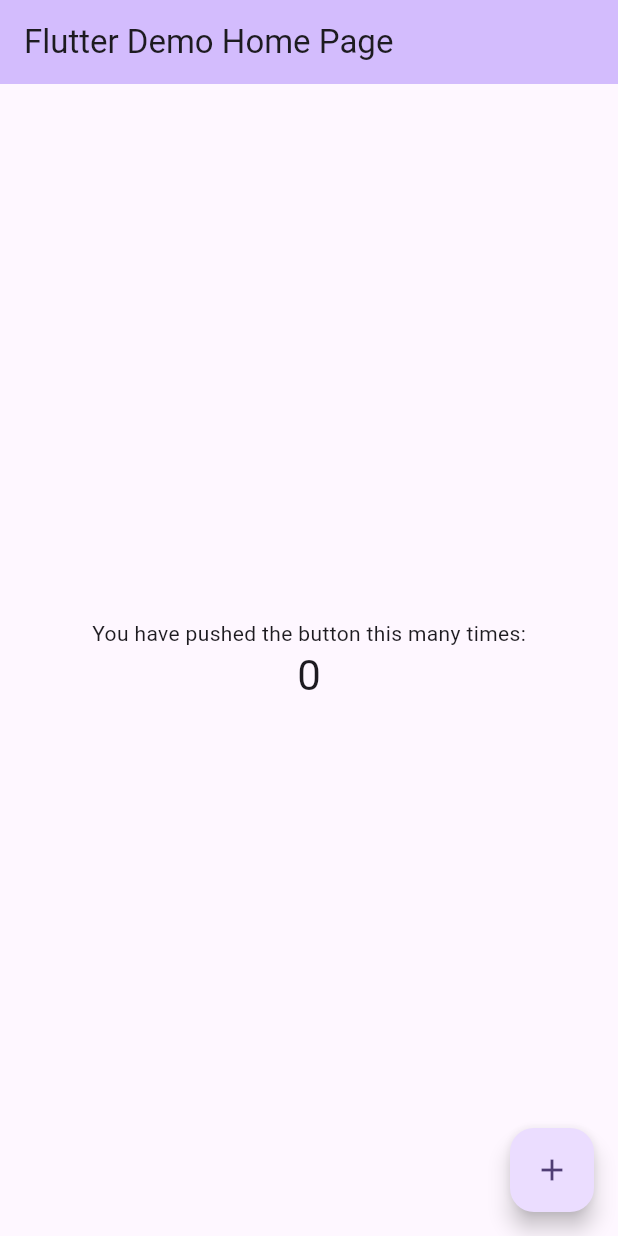
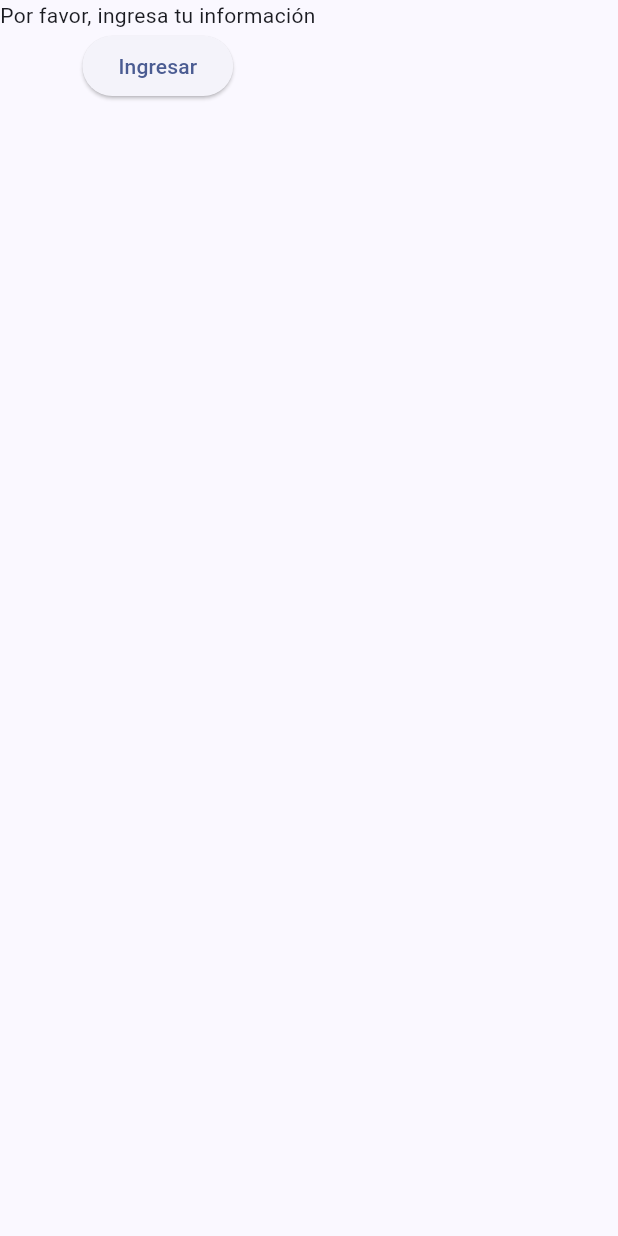
Before and after one commit to skaad1004/fvi, a Flutter app: the screen it shows after launch, on a phone screen of 412 x 824 dp. Run offline on Flutter 3.47's test engine with Material 3 defaults, Android fonts, the phone set to English and light mode, and no system bars; our stand-ins replace flutter_riverpod, go_router, logger.

Commit message:
feat: implementar flujo de autenticación con login y logout, y configurar enrutamiento

```diff
--- a/lib/main.dart
+++ b/lib/main.dart
@@ -1,7 +1,10 @@
 import 'dart:async';
 
 import 'package:flutter/material.dart';
+import 'package:flutter_riverpod/flutter_riverpod.dart';
 import 'package:fpv_fic/data/logger_interface.dart';
+import 'package:fpv_fic/ui/pages/login.dart';
+import 'package:fpv_fic/ui/router/app_router.dart';
 
 void main() {
   runZonedGuarded<Future<void>>(
@@ -10,7 +13,7 @@ void main() {
       final host = Uri.base.host;
       final port = Uri.base.port;
       logger.log('App corriendo en: http://$host:$port');
-      runApp(const MyApp());
+      runApp(ProviderScope(child: const AppFPV()));
     },
     (error, stackTrace) {
       logger.logError('Uncaught error: $error', error, stackTrace);
@@ -18,63 +21,20 @@ void main() {
   );
 }
 
-class MyApp extends StatelessWidget {
-  const MyApp({super.key});
+class AppFPV extends ConsumerWidget {
+  const AppFPV({super.key});
 
-  // This widget is the root of your application.
   @override
-  Widget build(BuildContext context) {
-    return MaterialApp(
-      title: 'Flutter Demo',
-      theme: ThemeData(colorScheme: .fromSeed(seedColor: Colors.deepPurple)),
-      home: const MyHomePage(title: 'Flutter Demo Home Page'),
+  Widget build(BuildContext context, WidgetRef ref) {
+    final router = ref.watch(appRouterProvider);
+    return MaterialApp.router(
+      title: 'FPV FIC - BTG',
+      debugShowCheckedModeBanner: false,
+      theme: ThemeData(
+        colorScheme: ColorScheme.fromSeed(seedColor: const Color(0xFF003087)),
+        useMaterial3: true,
+      ),
+      routerConfig: router,
     );
   }
 }
-
-class MyHomePage extends StatefulWidget {
-  const MyHomePage({super.key, required this.title});
-
-  final String title;
-
-  @override
-  State<MyHomePage> createState() => _MyHomePageState();
-}
-
-class _MyHomePageState extends State<MyHomePage> {
-  int _counter = 0;
-
-  void _incrementCounter() {
-    setState(() {
-      _counter++;
-    });
-  }
-
-  @override
-  Widget build(BuildContext context) {
-    return Scaffold(
-      appBar: AppBar(
-        backgroundColor: Theme.of(context).colorScheme.inversePrimary,
-
-        title: Text(widget.title),
-      ),
-      body: Center(
-        child: Column(
-          mainAxisAlignment: .center,
-          children: [
-            const Text('You have pushed the button this many times:'),
-            Text(
-              '$_counter',
-              style: Theme.of(context).textTheme.headlineMedium,
-            ),
-          ],
-        ),
-      ),
-      floatingActionButton: FloatingActionButton(
-        onPressed: _incrementCounter,
-        tooltip: 'Increment',
-        child: const Icon(Icons.add),
-      ),
-    );
-  }
-}
--- /dev/null
+++ b/lib/ui/pages/login.dart
@@ -0,0 +1,30 @@
+import 'package:flutter/material.dart';
+import 'package:flutter_riverpod/flutter_riverpod.dart';
+import 'package:fpv_fic/ui/providers/auth_providers.dart';
+
+class LoginPage extends ConsumerWidget {
+  const LoginPage({super.key});
+
+  @override
+  Widget build(BuildContext context, WidgetRef ref) {
+    final state = ref.watch(authControllerProvider);
+    final controller = ref.read(authControllerProvider.notifier);
+
+    return Scaffold(
+      body: Column(
+        children: [
+          if (state.isLoading) CircularProgressIndicator(),
+          if (state.error.isNotEmpty)
+            Text(state.error, style: TextStyle(color: Colors.red)),
+          if (state.isAuthenticated)
+            Text('Bienvenido, ${state.usuario.nombre}'),
+          if (!state.isAuthenticated) Text('Por favor, ingresa tu información'),
+          ElevatedButton(
+            onPressed: () => controller.login("user@example.com", "password"),
+            child: Text('Ingresar'),
+          ),
+        ],
+      ),
+    );
+  }
+}
--- /dev/null
+++ b/lib/ui/providers/auth_providers.dart
@@ -0,0 +1,26 @@
+import 'package:flutter_riverpod/flutter_riverpod.dart';
+import 'package:flutter_riverpod/legacy.dart';
+import 'package:fpv_fic/data/repository/auth_repository_imp.dart';
+import 'package:fpv_fic/domain/repository/auth_repository.dart';
+import 'package:fpv_fic/domain/use_case/auth/login_user_use_case.dart';
+import 'package:fpv_fic/domain/use_case/auth/logout_use_case.dart';
+import 'package:fpv_fic/ui/controllers/auth_controller.dart';
+
+final authRepositoryProvider = Provider<AuthRepository>(
+  (ref) => AuthRepositoryImp(),
+);
+
+final loginUseCaseProvider = Provider<LoginUserUseCase>(
+  (ref) => LoginUserUseCase(ref.read(authRepositoryProvider)),
+);
+
+final logoutUseCaseProvider = Provider<LogoutUserUseCase>(
+  (ref) => LogoutUserUseCase(ref.read(authRepositoryProvider)),
+);
+
+final authControllerProvider = StateNotifierProvider<AuthController, AuthState>(
+  (ref) => AuthController(
+    loginUseCase: ref.read(loginUseCaseProvider),
+    logoutUseCase: ref.read(logoutUseCaseProvider),
+  ),
+);
--- /dev/null
+++ b/lib/ui/router/app_router.dart
@@ -0,0 +1,61 @@
+import 'package:flutter/material.dart';
+import 'package:flutter_riverpod/flutter_riverpod.dart';
+import 'package:fpv_fic/ui/pages/home.dart';
+import 'package:fpv_fic/ui/pages/login.dart';
+import 'package:fpv_fic/ui/providers/auth_providers.dart';
+import 'package:go_router/go_router.dart';
+
+final routerNotifierProvider = NotifierProvider<RouterNotifier, void>(
+  RouterNotifier.new,
+);
+
+class RouterNotifier extends Notifier<void> implements Listenable {
+  final List<VoidCallback> _listeners = [];
+
+  @override
+  void build() {
+    // Cada vez que authState cambia, notifica al GoRouter
+    ref.listen(authControllerProvider, (_, __) {
+      for (final listener in _listeners) {
+        listener();
+      }
+    });
+  }
+
+  String? redirect(BuildContext context, GoRouterState routerState) {
+    final isAuthenticated = ref.read(authControllerProvider).isAuthenticated;
+    final isLoginPage = routerState.matchedLocation == '/login';
+
+    if (!isAuthenticated && !isLoginPage) return '/login';
+    if (isAuthenticated && isLoginPage) return '/home';
+    return null;
+  }
+
+  @override
+  void addListener(VoidCallback listener) => _listeners.add(listener);
+
+  @override
+  void removeListener(VoidCallback listener) => _listeners.remove(listener);
+}
+
+final appRouterProvider = Provider<GoRouter>((ref) {
+  final notifier = ref.read(routerNotifierProvider.notifier);
+
+  return GoRouter(
+    initialLocation: '/login',
+    refreshListenable: notifier,
+    redirect: notifier.redirect,
+    routes: [
+      GoRoute(
+        path: '/login',
+        name: 'login',
+        builder: (context, state) => const LoginPage(),
+      ),
+      GoRoute(
+        path: '/home',
+        name: 'home',
+        builder: (context, state) => const HomePage(),
+      ),
+    ],
+  );
+});
--- a/pubspec.yaml
+++ b/pubspec.yaml
@@ -12,6 +12,9 @@ environment:
 dependencies:
   flutter:
     sdk: flutter
+
+  go_router: ^17.1.0
+  flutter_riverpod: ^3.3.1
 
   ##utils
   logger: ^2.6.2
```
Also changed, not shown: lib/domain/use_case/auth/login_user_use_case.dart (added, +18 -0 lines), lib/domain/use_case/auth/logout_use_case.dart (added, +16 -0 lines), lib/ui/controllers/auth_controller.dart (added, +57 -0 lines), lib/ui/pages/home.dart (added, +12 -0 lines), pubspec.lock, 1 other file.
